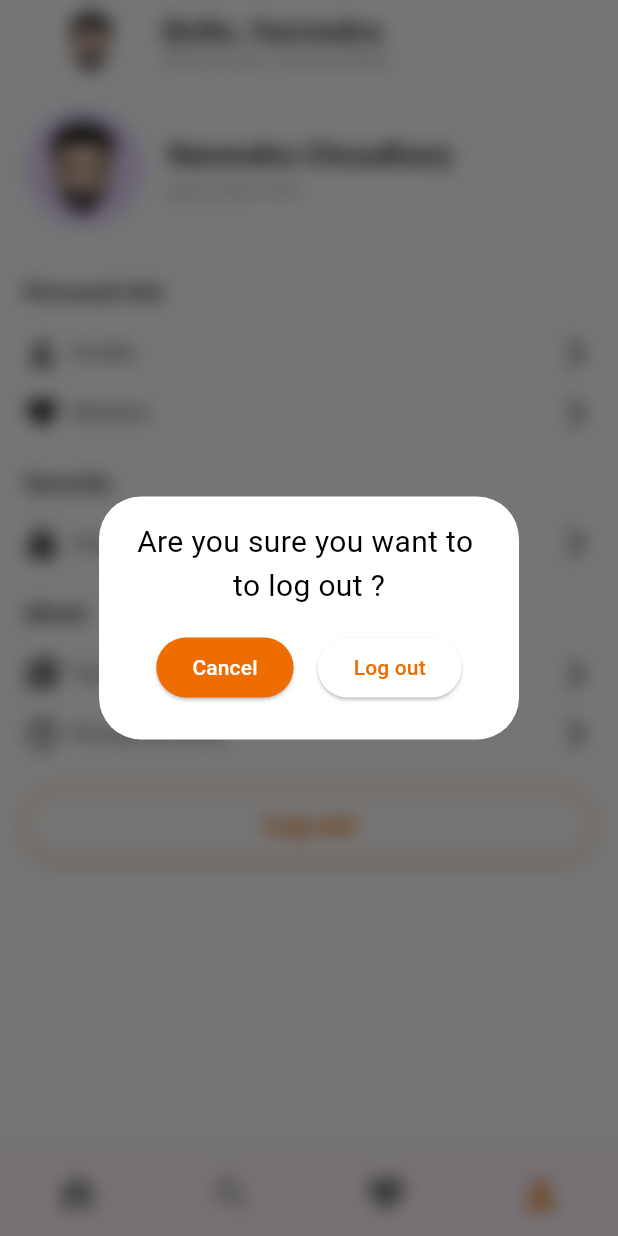
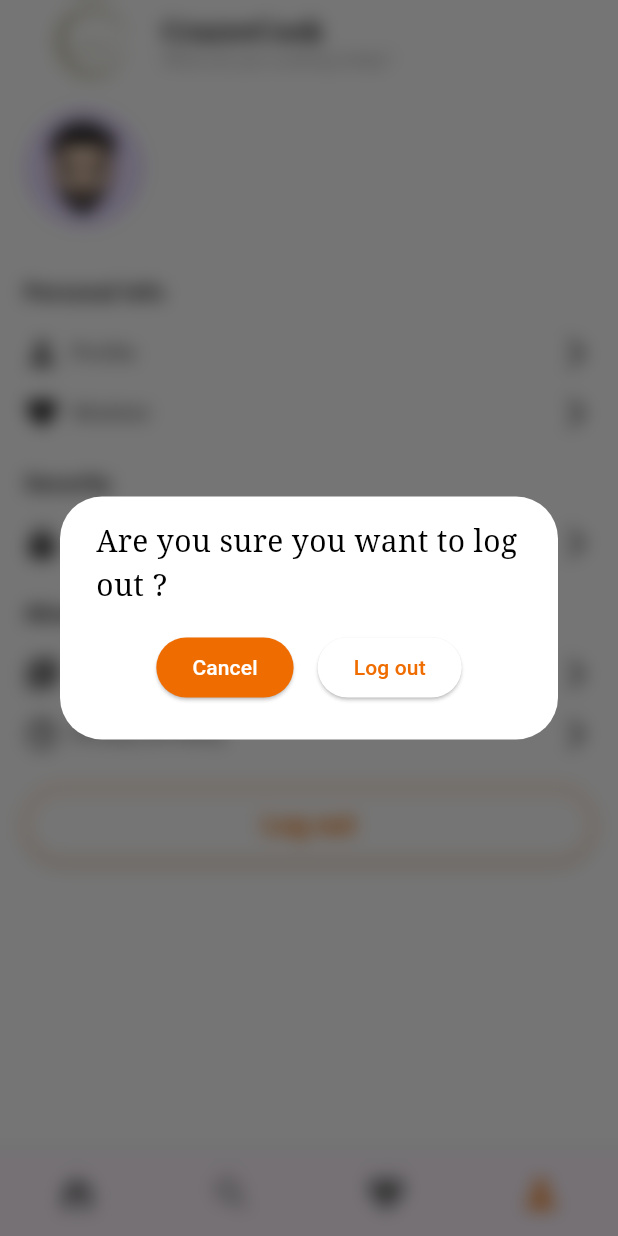
Before and after one commit to Narendra2311/E-learning, a Flutter app: the HomeScreen screen opened directly, item 4 of the bottom bar chosen, after a tap on "Log out", on a phone screen of 412 x 824 dp. Run offline on Flutter 3.47's test engine with Material 3 defaults, Android fonts, the phone set to English and light mode, and no system bars; our stand-ins replace fancy_shimmer_image, flick_video_player, shared_preferences, smooth_page_indicator, video_player; accounts and stored records are empty; network calls fail.

Commit message:
updated code

```diff
--- a/lib/homepage.dart
+++ b/lib/homepage.dart
@@ -134,43 +134,43 @@ class _HomePageState extends State<HomePage>
   @override
   Widget build(BuildContext context) {
     return Scaffold(
-      appBar: AppBar(
-        title: Row(
-          children: [
-            Image.asset(
-              'assets/images/Avatar.png',
-              width: 90,
-              height: 50,
-            ),
-            const SizedBox(width: 2),
-            const Column(
-              crossAxisAlignment: CrossAxisAlignment.start,
-              children: [
-                Text(
-                  'Hello, Narendra',
-                  style: TextStyle(
-                    fontSize: 18,
-                    fontWeight: FontWeight.bold,
-                    color: Color.fromARGB(255, 0, 0, 0),
-                    fontFamily: 'serif',
-                  ),
-                ),
-                Text(
-                  'What are you cooking today?',
-                  style: TextStyle(
-                    fontSize: 12,
-                    color: Colors.grey,
-                  ),
-                ),
-              ],
-            ),
-          ],
-        ),
-        flexibleSpace: Container(
-          decoration: const BoxDecoration(color: Colors.white),
-        ),
-        automaticallyImplyLeading: false,
-      ),
+      // appBar: AppBar(
+      //   title: Row(
+      //     children: [
+      //       Image.asset(
+      //         'assets/images/Avatar.png',
+      //         width: 90,
+      //         height: 50,
+      //       ),
+      //       const SizedBox(width: 2),
+      //       const Column(
+      //         crossAxisAlignment: CrossAxisAlignment.start,
+      //         children: [
+      //           Text(
+      //             'Hello, Narendra',
+      //             style: TextStyle(
+      //               fontSize: 18,
+      //               fontWeight: FontWeight.bold,
+      //               color: Color.fromARGB(255, 0, 0, 0),
+      //               fontFamily: 'serif',
+      //             ),
+      //           ),
+      //           Text(
+      //             'What are you cooking today?',
+      //             style: TextStyle(
+      //               fontSize: 12,
+      //               color: Colors.grey,
+      //             ),
+      //           ),
+      //         ],
+      //       ),
+      //     ],
+      //   ),
+      //   flexibleSpace: Container(
+      //     decoration: const BoxDecoration(color: Colors.white),
+      //   ),
+      //   automaticallyImplyLeading: false,
+      // ),
       body: SingleChildScrollView(
         child: Padding(
           padding: const EdgeInsets.symmetric(horizontal: 5),
--- a/lib/recipe_details.dart
+++ b/lib/recipe_details.dart
@@ -1,3 +1,5 @@
+// ignore_for_file: non_constant_identifier_names, deprecated_member_use, avoid_print
+
 import 'package:e_learning/src/service/api.dart';
 import 'package:fancy_shimmer_image/fancy_shimmer_image.dart';
 import 'package:flutter/material.dart';
@@ -269,7 +271,7 @@ class _RecipeDetailsState extends State<RecipeDetails> {
             ),
             children: [
               TextSpan(
-                text: ' ($cooktime)',
+                text: ' ($cooktime min)',
                 style: const TextStyle(
                   fontSize: 14,
                   color: Color(0xFFEF6C00),
--- a/lib/src/home/home_screen.dart
+++ b/lib/src/home/home_screen.dart
@@ -15,8 +15,50 @@ class _HomeScreenState extends State<HomeScreen> {
   int _index = 0;
 
   @override
+  void initState() {
+    super.initState();
+  }
+
+  @override
   Widget build(BuildContext context) {
     return Scaffold(
+      appBar: AppBar(
+        title: Row(
+          children: [
+            Image.asset(
+              'assets/images/Logo.png',
+              width: 90,
+              height: 50,
+            ),
+            const SizedBox(width: 2),
+            const Column(
+              crossAxisAlignment: CrossAxisAlignment.start,
+              children: [
+                Text(
+                  'CrazeeCook',
+                  style: TextStyle(
+                    fontSize: 18,
+                    fontWeight: FontWeight.bold,
+                    color: Color.fromARGB(255, 0, 0, 0),
+                    fontFamily: 'serif',
+                  ),
+                ),
+                Text(
+                  'What are you cooking today?',
+                  style: TextStyle(
+                    fontSize: 12,
+                    color: Colors.grey,
+                  ),
+                ),
+              ],
+            ),
+          ],
+        ),
+        flexibleSpace: Container(
+          decoration: const BoxDecoration(color: Colors.white),
+        ),
+        automaticallyImplyLeading: false,
+      ),
       body: IndexedStack(
         index: _index,
         children: const [HomePage(), SearchPage(), WishList(), Profile()],
@@ -25,8 +67,9 @@ class _HomeScreenState extends State<HomeScreen> {
         type: BottomNavigationBarType.fixed,
         currentIndex: _index,
         onTap: (index) {
-          _index = index;
-          setState(() {});
+          setState(() {
+            _index = index;
+          });
         },
         // backgroundColor: Colors.white,
         selectedItemColor: const Color(0xFFEF6C00),
--- a/lib/src/profile/profile.dart
+++ b/lib/src/profile/profile.dart
@@ -1,8 +1,10 @@
-// ignore_for_file: unnecessary_import
+// ignore_for_file: unnecessary_import, use_build_context_synchronously, avoid_print
 import 'dart:ui';
+import 'package:e_learning/src/auth/sign_in.dart';
 import 'package:e_learning/src/wishlist/wish_list.dart';
 import 'package:flutter/cupertino.dart';
 import 'package:flutter/material.dart';
+import 'package:shared_preferences/shared_preferences.dart';
 
 class Profile extends StatefulWidget {
   const Profile({super.key});
@@ -15,43 +17,43 @@ class _ProfiletState extends State<Profile> {
   @override
   Widget build(BuildContext context) {
     return Scaffold(
-      appBar: AppBar(
-        title: Row(
-          children: [
-            Image.asset(
-              'assets/images/Avatar.png',
-              width: 90,
-              height: 50,
-            ),
-            const SizedBox(width: 2),
-            const Column(
-              crossAxisAlignment: CrossAxisAlignment.start,
-              children: [
-                Text(
-                  'Hello, Narendra',
-                  style: TextStyle(
-                    fontSize: 18,
-                    fontWeight: FontWeight.bold,
-                    color: Color.fromARGB(255, 0, 0, 0),
-                    fontFamily: 'serif',
-                  ),
-                ),
-                Text(
-                  'What are you cooking today?',
-                  style: TextStyle(
-                    fontSize: 12,
-                    color: Colors.grey,
-                  ),
-                ),
-              ],
-            ),
-          ],
-        ),
-        flexibleSpace: Container(
-          decoration: const BoxDecoration(color: Colors.white),
-        ),
-        automaticallyImplyLeading: false,
-      ),
+      // appBar: AppBar(
+      //   title: Row(
+      //     children: [
+      //       Image.asset(
+      //         'assets/images/Avatar.png',
+      //         width: 90,
+      //         height: 50,
+      //       ),
+      //       const SizedBox(width: 2),
+      //       const Column(
+      //         crossAxisAlignment: CrossAxisAlignment.start,
+      //         children: [
+      //           Text(
+      //             'Hello, Narendra',
+      //             style: TextStyle(
+      //               fontSize: 18,
+      //               fontWeight: FontWeight.bold,
+      //               color: Color.fromARGB(255, 0, 0, 0),
+      //               fontFamily: 'serif',
+      //             ),
+      //           ),
+      //           Text(
+      //             'What are you cooking today?',
+      //             style: TextStyle(
+      //               fontSize: 12,
+      //               color: Colors.grey,
+      //             ),
+      //           ),
+      //         ],
+      //       ),
+      //     ],
+      //   ),
+      //   flexibleSpace: Container(
+      //     decoration: const BoxDecoration(color: Colors.white),
+      //   ),
+      //   automaticallyImplyLeading: false,
+      // ),
       body: SingleChildScrollView(
         child: Column(
           crossAxisAlignment: CrossAxisAlignment.start,
@@ -69,38 +71,48 @@ class _ProfiletState extends State<Profile> {
   }
 
   Widget buildImageAndTextSection() {
-    return const Padding(
-      padding: EdgeInsets.all(16.0),
-      child: Row(
+    return Padding(
+      padding: const EdgeInsets.all(16.0),
+      child: FutureBuilder<String>(
+        future:
+            _getUserName(), // Call the function to get the user's name from local storage
+        builder: (context, snapshot) {
+          if (snapshot.hasData) {
+            // If the data is available, display the user's name
+            return Row(
               children: [
-          CircleAvatar(
+                const CircleAvatar(
                   radius: 40.0,
                   backgroundImage: AssetImage('assets/images/Avatar.png'),
-            // backgroundColor: Color(0xFFEF6C00),
                 ),
-          SizedBox(width: 16.0),
+                const SizedBox(width: 16.0),
                 Column(
                   crossAxisAlignment: CrossAxisAlignment.start,
                   children: [
                     Text(
-                "Narendra Choudhary",
-                style: TextStyle(
+                      snapshot.data!, // Display the user's name
+                      style: const TextStyle(
                         fontSize: 20.0,
                         fontWeight: FontWeight.bold,
-                ),
-              ),
-              Text(
-                '@narendra1499',
-                style: TextStyle(
-                  fontSize: 12,
-                  color: Colors.grey,
                       ),
                     ),
                   ],
                 ),
               ],
+            );
+          } else {
+            // If data is not available yet, show a loading indicator
+            return const CircularProgressIndicator();
+          }
+        },
       ),
     );
+  }
+
+  Future<String> _getUserName() async {
+    SharedPreferences prefs = await SharedPreferences.getInstance();
+    return prefs.getString('name') ??
+        ''; // Get the user's name from local storage
   }
 
   Widget buildPersonalInfoSection() {
@@ -272,32 +284,29 @@ class _ProfiletState extends State<Profile> {
     );
   }
 
-  void showLogoutConfirmationDialog(BuildContext context) {
+  void showLogoutConfirmationDialog(BuildContext context) async {
+    SharedPreferences prefs = await SharedPreferences.getInstance();
+
     showDialog(
       context: context,
       builder: (BuildContext context) {
         return Stack(
           children: [
-            // Blurred background
             BackdropFilter(
               filter: ImageFilter.blur(sigmaX: 6, sigmaY: 6),
               child: Container(
                 color: Colors.transparent,
               ),
             ),
-            // Actual dialog
             AlertDialog(
-              backgroundColor: Colors.white, // Set background color to white
+              backgroundColor: Colors.white,
               content: Column(
                 mainAxisSize: MainAxisSize.min,
                 children: [
                   const Text(
-                    "Are you sure you want to ",
-                    style: TextStyle(color: Colors.black, fontSize: 20),
-                  ),
-                  const Text(
-                    "to log out ?",
-                    style: TextStyle(color: Colors.black, fontSize: 20),
+                    "Are you sure you want to log out ?",
+                    style: TextStyle(
+                        color: Colors.black, fontSize: 20, fontFamily: 'Serif'),
                   ),
                   const SizedBox(height: 16.0),
                   Row(
@@ -305,7 +314,7 @@ class _ProfiletState extends State<Profile> {
                     children: [
                       ElevatedButton(
                         onPressed: () {
-                          Navigator.of(context).pop(); // Close the dialog
+                          Navigator.of(context).pop();
                         },
                         style: ElevatedButton.styleFrom(
                           backgroundColor: const Color(0xFFEF6C00),
@@ -318,9 +327,16 @@ class _ProfiletState extends State<Profile> {
                       ),
                       const SizedBox(width: 16.0),
                       ElevatedButton(
-                        onPressed: () {
-                          // Add your logic for logging out here
-                          Navigator.of(context).pop(); // Close the dialog
+                        onPressed: () async {
+                          // Remove all data from local storage
+                          await prefs.clear();
+                          // Print data after clearing
+                          print('Data after clearing: ${prefs.getKeys()}');
+                          Navigator.pushReplacement(
+                            context,
+                            MaterialPageRoute(
+                                builder: (context) => const SignInScreen()),
+                          );
                         },
                         style: ElevatedButton.styleFrom(
                           backgroundColor: Colors.white,
--- a/lib/src/search/search.dart
+++ b/lib/src/search/search.dart
@@ -24,43 +24,43 @@ class _SearchPageState extends State<SearchPage> {
   @override
   Widget build(BuildContext context) {
     return Scaffold(
-      appBar: AppBar(
-        title: Row(
-          children: [
-            Image.asset(
-              'assets/images/Avatar.png',
-              width: 90,
-              height: 50,
-            ),
-            const SizedBox(width: 2),
-            const Column(
-              crossAxisAlignment: CrossAxisAlignment.start,
-              children: [
-                Text(
-                  'Hello, Narendra',
-                  style: TextStyle(
-                    fontSize: 18,
-                    fontWeight: FontWeight.bold,
-                    color: Color.fromARGB(255, 0, 0, 0),
-                    fontFamily: 'serif',
-                  ),
-                ),
-                Text(
-                  'What are you cooking today?',
-                  style: TextStyle(
-                    fontSize: 12,
-                    color: Colors.grey,
-                  ),
-                ),
-              ],
-            ),
-          ],
-        ),
-        flexibleSpace: Container(
-          decoration: const BoxDecoration(color: Colors.white),
-        ),
-        automaticallyImplyLeading: false,
-      ),
+      // appBar: AppBar(
+      //   title: Row(
+      //     children: [
+      //       Image.asset(
+      //         'assets/images/Avatar.png',
+      //         width: 90,
+      //         height: 50,
+      //       ),
+      //       const SizedBox(width: 2),
+      //       const Column(
+      //         crossAxisAlignment: CrossAxisAlignment.start,
+      //         children: [
+      //           Text(
+      //             'Hello, Narendra',
+      //             style: TextStyle(
+      //               fontSize: 18,
+      //               fontWeight: FontWeight.bold,
+      //               color: Color.fromARGB(255, 0, 0, 0),
+      //               fontFamily: 'serif',
+      //             ),
+      //           ),
+      //           Text(
+      //             'What are you cooking today?',
+      //             style: TextStyle(
+      //               fontSize: 12,
+      //               color: Colors.grey,
+      //             ),
+      //           ),
+      //         ],
+      //       ),
+      //     ],
+      //   ),
+      //   flexibleSpace: Container(
+      //     decoration: const BoxDecoration(color: Colors.white),
+      //   ),
+      //   automaticallyImplyLeading: false,
+      // ),
       body: GestureDetector(
         onTap: () {
           // Hide the keyboard when the user taps anywhere on the screen
@@ -80,7 +80,7 @@ class _SearchPageState extends State<SearchPage> {
                 decoration: InputDecoration(
                   hintText: 'Search recipe',
                   border: OutlineInputBorder(
-                    borderRadius: BorderRadius.circular(10.0),
+                    borderRadius: BorderRadius.circular(30.0),
                   ),
                 ),
               ),
@@ -90,7 +90,7 @@ class _SearchPageState extends State<SearchPage> {
                 ? const Text(
                     'Popular Search',
                     style: TextStyle(
-                      fontSize: 28,
+                      fontSize: 15,
                       fontWeight: FontWeight.bold,
                     ),
                   )
--- a/lib/src/service/api.dart
+++ b/lib/src/service/api.dart
@@ -1,4 +1,4 @@
 class API {
   static const String baseUrl =
-      'https://123a-2405-201-2009-d9ed-a08d-a118-f77d-fc34.ngrok-free.app';
+      'https://39bc-2405-201-2009-d9ed-5d4c-6515-bb54-b87c.ngrok-free.app';
 }
--- a/lib/src/wishlist/wish_list.dart
+++ b/lib/src/wishlist/wish_list.dart
@@ -10,45 +10,45 @@ class WishList extends StatefulWidget {
 class _WishListState extends State<WishList> {
   @override
   Widget build(BuildContext context) {
-    return Scaffold(
-      appBar: AppBar(
-        title: Row(
-          children: [
-            Image.asset(
-              'assets/images/Avatar.png',
-              width: 90,
-              height: 50,
-            ),
-            const SizedBox(width: 2),
-            const Column(
-              crossAxisAlignment: CrossAxisAlignment.start,
-              children: [
-                Text(
-                  'Hello, Narendra',
-                  style: TextStyle(
-                    fontSize: 18,
-                    fontWeight: FontWeight.bold,
-                    color: Color.fromARGB(255, 0, 0, 0),
-                    fontFamily: 'serif',
-                  ),
-                ),
-                Text(
-                  'What are you cooking today?',
-                  style: TextStyle(
-                    fontSize: 12,
-                    color: Colors.grey,
-                  ),
-                ),
-              ],
-            ),
-          ],
-        ),
-        flexibleSpace: Container(
-          decoration: const BoxDecoration(color: Colors.white),
-        ),
-        automaticallyImplyLeading: false,
-      ),
-      body: const Center(
+    return const Scaffold(
+      // appBar: AppBar(
+      //   title: Row(
+      //     children: [
+      //       Image.asset(
+      //         'assets/images/Avatar.png',
+      //         width: 90,
+      //         height: 50,
+      //       ),
+      //       const SizedBox(width: 2),
+      //       const Column(
+      //         crossAxisAlignment: CrossAxisAlignment.start,
+      //         children: [
+      //           Text(
+      //             'Hello, Narendra',
+      //             style: TextStyle(
+      //               fontSize: 18,
+      //               fontWeight: FontWeight.bold,
+      //               color: Color.fromARGB(255, 0, 0, 0),
+      //               fontFamily: 'serif',
+      //             ),
+      //           ),
+      //           Text(
+      //             'What are you cooking today?',
+      //             style: TextStyle(
+      //               fontSize: 12,
+      //               color: Colors.grey,
+      //             ),
+      //           ),
+      //         ],
+      //       ),
+      //     ],
+      //   ),
+      //   flexibleSpace: Container(
+      //     decoration: const BoxDecoration(color: Colors.white),
+      //   ),
+      //   automaticallyImplyLeading: false,
+      // ),
+      body: Center(
         child: Text('Wishlist'),
       ),
       backgroundColor: Colors.white,
--- a/pubspec.yaml
+++ b/pubspec.yaml
@@ -38,6 +38,7 @@ dependencies:
   flick_video_player: ^0.7.0
   http : ^1.2.0
   emoji_picker_flutter: ^2.0.0
+  shared_preferences: ^2.2.2
 
 dev_dependencies:
   flutter_test:
@@ -123,6 +124,7 @@ flutter:
     - assets/Banner/Banner2.jpg
     - assets/Banner/Banner3.jpg
     - assets/Banner/Banner4.jpg
+    - assets/SplashScreen/splashscreen.jpg
   # An image asset can refer to one or more resolution-specific "variants", see
   # https://flutter.dev/assets-and-images/#resolution-aware
 
```
Also changed, not shown: lib/SplashScreen.dart (added, +82 -0 lines), lib/my_app.dart (+5 -7 lines), lib/src/auth/sign_in.dart (+83 -38 lines), lib/src/auth/sign_up.dart (+29 -7 lines), assets/SplashScreen/splashscreen.jpg (added), pubspec.lock. Lines whose indentation alone changed are shown as unchanged.
